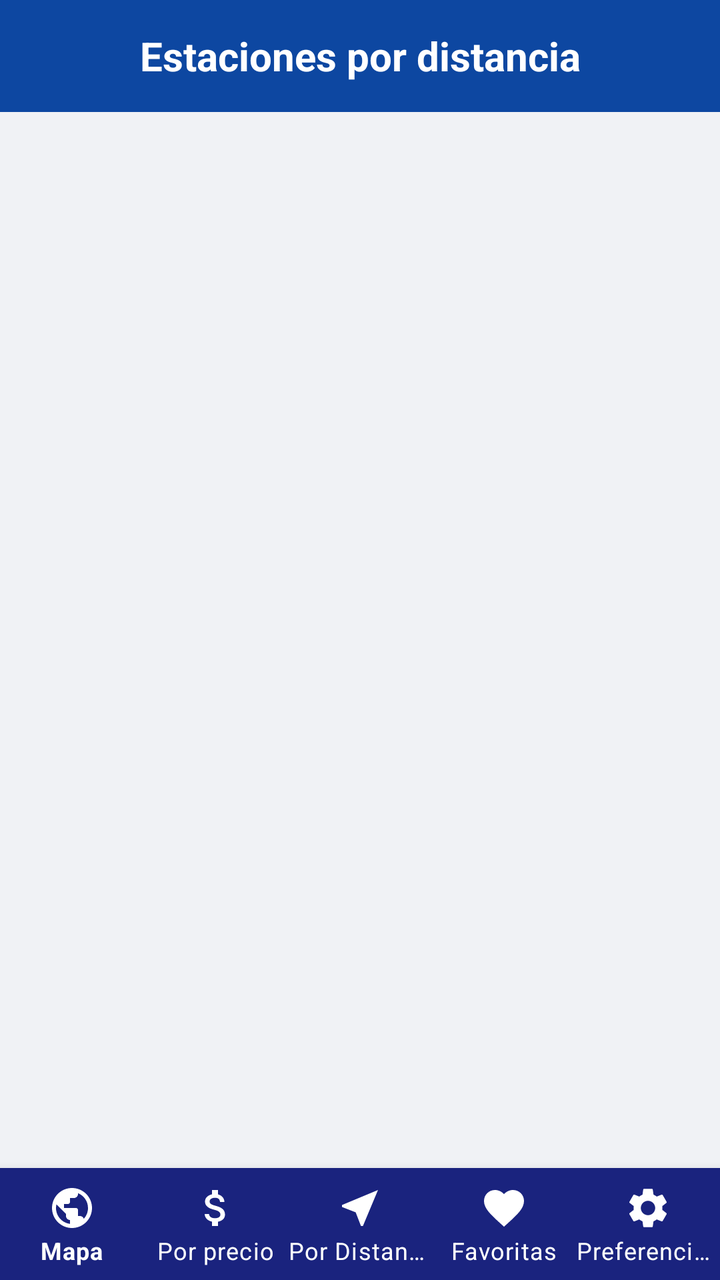
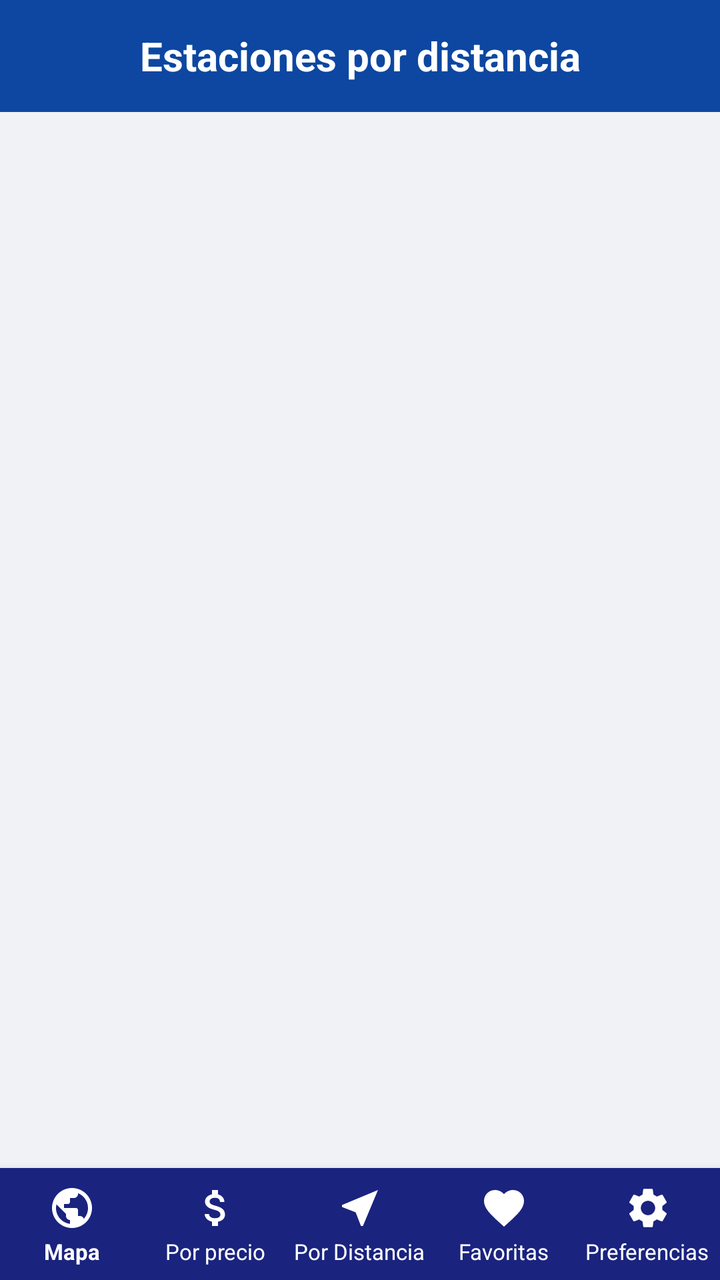

Screens rendered from an Android XML layout before and after an edit, with the pre-edit source and the edit as a unified diff.
<!-- AndroidManifest.xml: application theme Theme.AhorraGas -->
<!-- res/layout/activity_distance_list.xml -->
<?xml version="1.0" encoding="utf-8"?>
<LinearLayout xmlns:android="http://schemas.android.com/apk/res/android"
    xmlns:app="http://schemas.android.com/apk/res-auto"
    android:layout_width="match_parent"
    android:layout_height="match_parent"
    android:orientation="vertical"
    android:background="@color/background">

    <LinearLayout
        android:layout_width="match_parent"
        android:layout_height="56dp"
        android:background="@color/primary_dark"
        android:gravity="center_vertical"
        android:paddingHorizontal="16dp">

        <TextView
            android:layout_width="match_parent"
            android:layout_height="wrap_content"
            android:text="Estaciones por distancia"
            android:textColor="@color/white"
            android:textSize="20sp"
            android:textStyle="bold"
            android:gravity="center" />
    </LinearLayout>

    
    <FrameLayout
        android:layout_width="match_parent"
        android:layout_height="0dp"
        android:layout_weight="1">

        <ProgressBar
            android:id="@+id/progressBarDistance"
            android:layout_width="wrap_content"
            android:layout_height="wrap_content"
            android:layout_gravity="center"
            android:visibility="gone" />

        <LinearLayout
            android:id="@+id/layoutErrorDistance"
            android:layout_width="match_parent"
            android:layout_height="match_parent"
            android:orientation="vertical"
            android:gravity="center"
            android:padding="32dp"
            android:visibility="gone">

            <TextView
                android:id="@+id/tvErrorDistance"
                android:layout_width="wrap_content"
                android:layout_height="wrap_content"
                android:gravity="center"
                android:textSize="15sp"
                android:textColor="@color/text_secondary"
                android:layout_marginBottom="16dp"
                android:text="@string/error_red"/>

            <Button
                android:id="@+id/btnRetryDistance"
                android:layout_width="wrap_content"
                android:layout_height="wrap_content"
                android:text="@string/reintentar"
                android:backgroundTint="@color/primary_dark"/>
        </LinearLayout>

        <TextView
            android:id="@+id/tvEmptyDistance"
            android:layout_width="match_parent"
            android:layout_height="match_parent"
            android:gravity="center"
            android:padding="32dp"
            android:textSize="14sp"
            android:textColor="@color/text_secondary"
            android:text="@string/empty_distance_list"
            android:visibility="gone"/>

        <androidx.recyclerview.widget.RecyclerView
            android:id="@+id/recyclerViewDistance"
            android:layout_width="match_parent"
            android:layout_height="match_parent"
            android:clipToPadding="false"
            android:paddingBottom="8dp"
            android:scrollbars="vertical"
            android:visibility="gone"/>

    </FrameLayout>

    <com.google.android.material.bottomnavigation.BottomNavigationView
        android:id="@+id/bottomNavDistance"
        android:layout_width="match_parent"
        android:layout_height="wrap_content"
        android:background="#1A237E"
        app:menu="@menu/bottom_nav_menu"
        app:itemIconTint="@color/white"
        app:itemTextColor="@color/white"
        app:labelVisibilityMode="labeled" />

</LinearLayout>
<!-- resources referenced by this layout -->
<resources>
  <color name="background">#F0F2F5</color>
  <color name="primary_dark">#0D47A1</color>
  <color name="text_secondary">#757575</color>
  <color name="white">#FFFFFF</color>
  <string name="empty_distance_list">No hay estaciones en tu radio actual.</string>
  <string name="error_red">Error de red. Comprueba tu conexión.</string>
  <string name="reintentar">Reintentar</string>
  <style name="Theme.AhorraGas" parent="Theme.MaterialComponents.DayNight.NoActionBar">
          <item name="colorPrimary">@color/primary</item>
          <item name="colorPrimaryVariant">@color/primary_dark</item>
          <item name="colorOnPrimary">@color/white</item>
          <item name="colorSecondary">@color/secondary</item>
          <item name="colorOnSecondary">@color/white</item>
          <item name="android:statusBarColor">@color/primary_dark</item>
      </style>
  <color name="primary">#1565C0</color>
  <color name="secondary">#FF9800</color>
</resources>

<!-- the commit's change to res/layout/activity_distance_list.xml (unified diff, before → after) -->
@@ -93,6 +93,8 @@
         app:menu="@menu/bottom_nav_menu"
         app:itemIconTint="@color/white"
         app:itemTextColor="@color/white"
-        app:labelVisibilityMode="labeled" />
+        app:labelVisibilityMode="labeled"
+        app:itemTextAppearanceActive="@style/BottomNavTextStyle"
+        app:itemTextAppearanceInactive="@style/BottomNavTextStyle" />
 
 </LinearLayout>
<!-- resource entries referenced after the edit -->
@@ -7,6 +7,9 @@
   <string name="empty_distance_list">No hay estaciones en tu radio actual.</string>
   <string name="error_red">Error de red. Comprueba tu conexión.</string>
   <string name="reintentar">Reintentar</string>
+  <style name="BottomNavTextStyle">
+          <item name="android:textSize">11sp</item>
+      </style>
   <style name="Theme.AhorraGas" parent="Theme.MaterialComponents.DayNight.NoActionBar">
           <item name="colorPrimary">@color/primary</item>
           <item name="colorPrimaryVariant">@color/primary_dark</item>
